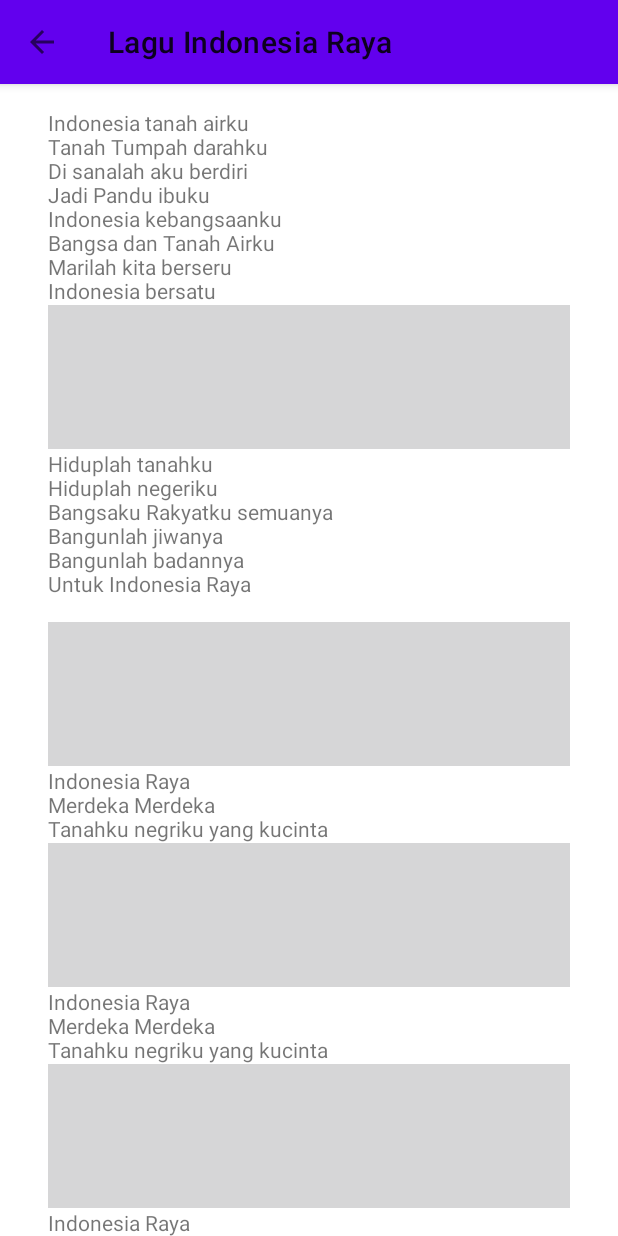
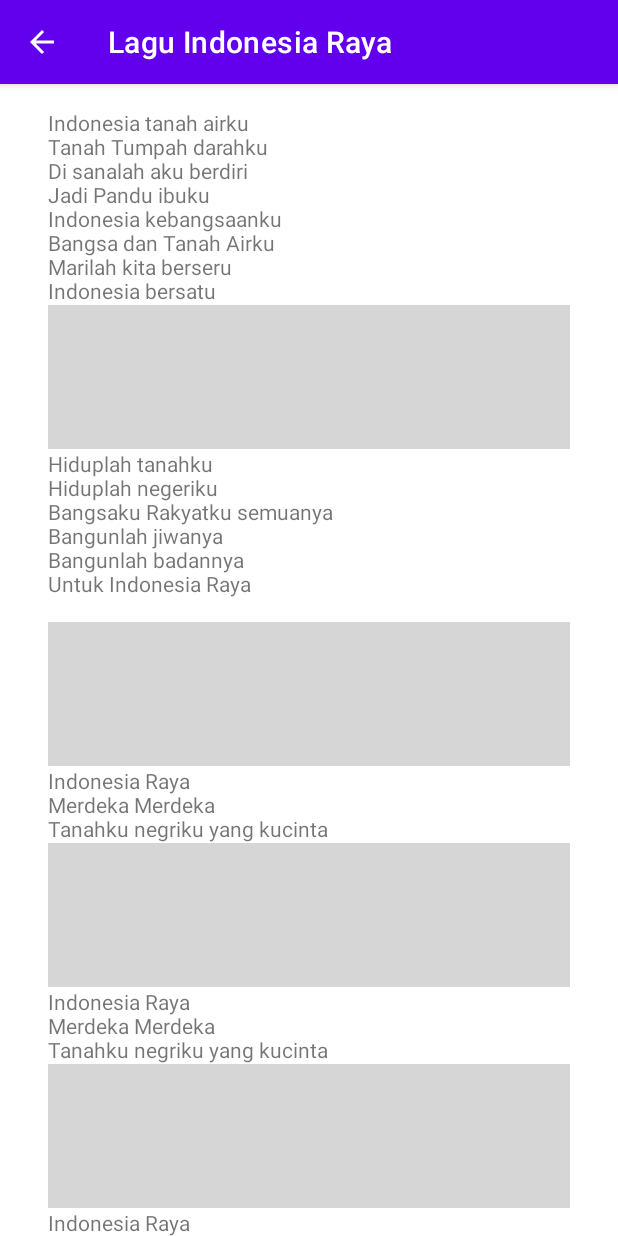
Before and after one commit to faizauthar12/Android_Revolusi_Indonesia_ida, an Android app: the LaguActivity screen opened directly, with no data from a screen before it, on a phone screen of 412 x 824 dp. Run offline under Robolectric (Android 15) with nearby library versions, the phone set to English and light mode, and no system bars.

Commit message:
App: refactor material toolbar text and icon color

```diff
--- a/app/src/main/res/layout/activity_detail_heroes.xml
+++ b/app/src/main/res/layout/activity_detail_heroes.xml
@@ -15,7 +15,9 @@
             android:id="@+id/toolbar"
             android:layout_width="match_parent"
             android:layout_height="?attr/actionBarSize"
-            app:layout_scrollFlags="scroll|enterAlways" />
+            app:layout_scrollFlags="scroll|enterAlways"
+            app:popupTheme="@style/ThemeOverlay.MaterialComponents.Light"
+            app:theme="@style/ThemeOverlay.MaterialComponents.Dark.ActionBar" />
     </com.google.android.material.appbar.AppBarLayout>
 
     <androidx.core.widget.NestedScrollView
--- a/app/src/main/res/layout/activity_lagu.xml
+++ b/app/src/main/res/layout/activity_lagu.xml
@@ -15,7 +15,9 @@
             android:id="@+id/toolbar"
             android:layout_width="match_parent"
             android:layout_height="?attr/actionBarSize"
-            app:layout_scrollFlags="scroll|enterAlways" />
+            app:layout_scrollFlags="scroll|enterAlways"
+            app:popupTheme="@style/ThemeOverlay.MaterialComponents.Light"
+            app:theme="@style/ThemeOverlay.MaterialComponents.Dark.ActionBar" />
     </com.google.android.material.appbar.AppBarLayout>
 
     <androidx.core.widget.NestedScrollView
--- a/app/src/main/res/layout/activity_pancasila.xml
+++ b/app/src/main/res/layout/activity_pancasila.xml
@@ -15,7 +15,9 @@
             android:id="@+id/toolbar"
             android:layout_width="match_parent"
             android:layout_height="?attr/actionBarSize"
-            app:layout_scrollFlags="scroll|enterAlways" />
+            app:layout_scrollFlags="scroll|enterAlways"
+            app:popupTheme="@style/ThemeOverlay.MaterialComponents.Light"
+            app:theme="@style/ThemeOverlay.MaterialComponents.Dark.ActionBar" />
     </com.google.android.material.appbar.AppBarLayout>
 
     <androidx.core.widget.NestedScrollView
--- a/app/src/main/res/layout/activity_sejarah.xml
+++ b/app/src/main/res/layout/activity_sejarah.xml
@@ -15,7 +15,9 @@
             android:id="@+id/toolbar"
             android:layout_width="match_parent"
             android:layout_height="?attr/actionBarSize"
-            app:layout_scrollFlags="scroll|enterAlways" />
+            app:layout_scrollFlags="scroll|enterAlways"
+            app:popupTheme="@style/ThemeOverlay.MaterialComponents.Light"
+            app:theme="@style/ThemeOverlay.MaterialComponents.Dark.ActionBar" />
     </com.google.android.material.appbar.AppBarLayout>
 
     <androidx.core.widget.NestedScrollView
```
